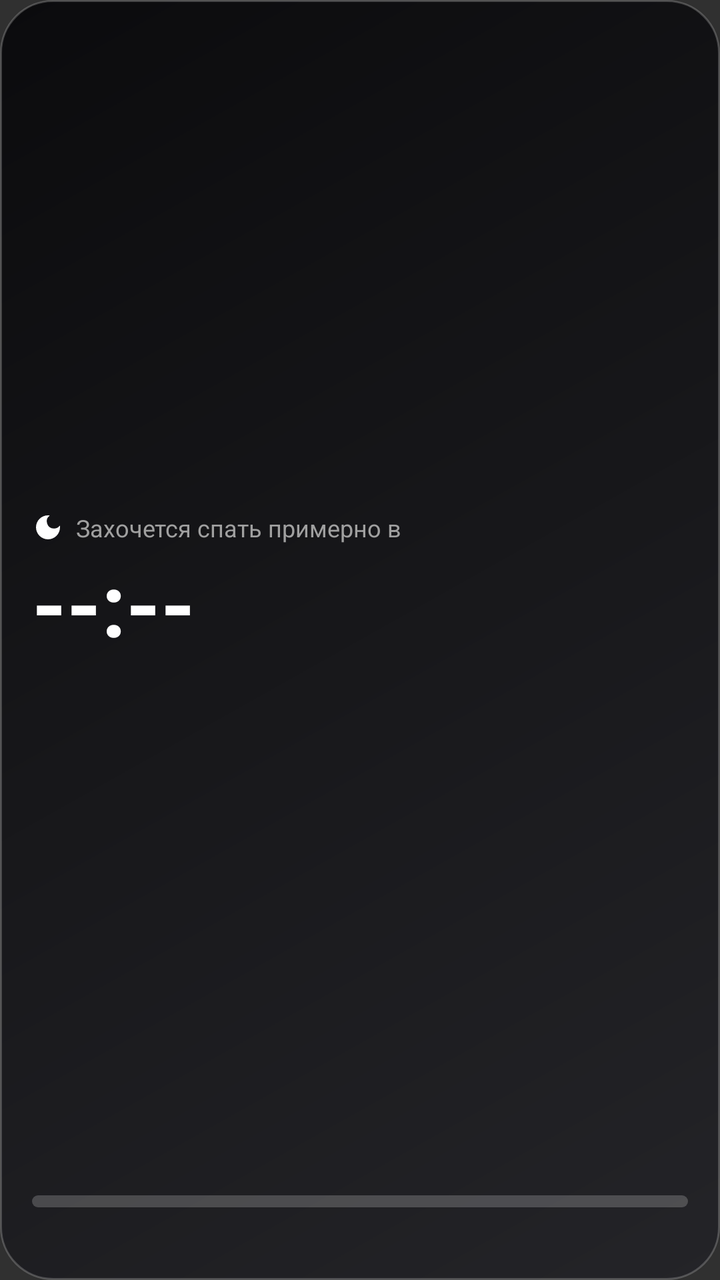
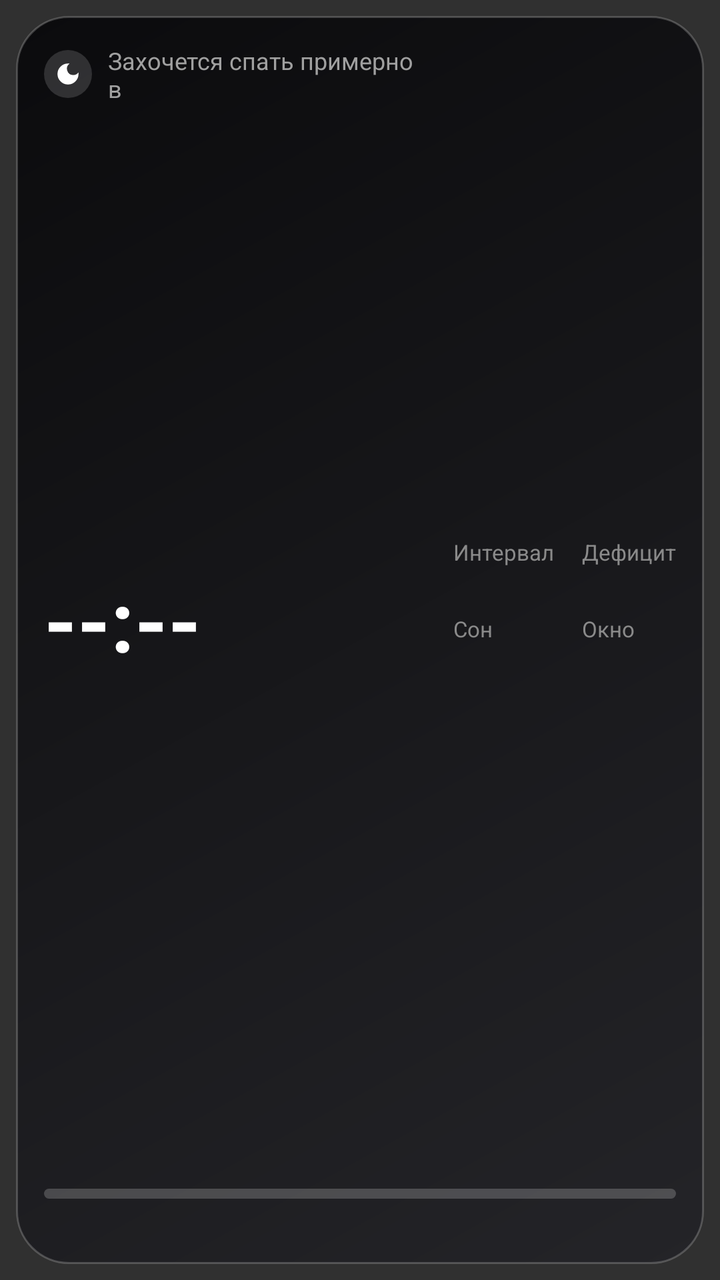

Before-and-after screenshots of an Android layout around one commit, followed by the original layout XML and the change that was made.
<!-- AndroidManifest.xml: application theme android:Theme.Material.NoActionBar -->
<!-- res/layout/widget_wide.xml -->
<?xml version="1.0" encoding="utf-8"?>
<LinearLayout xmlns:android="http://schemas.android.com/apk/res/android"
    android:id="@+id/w_root"
    android:layout_width="match_parent"
    android:layout_height="match_parent"
    android:background="@drawable/widget_bg"
    android:orientation="vertical"
    android:padding="16dp">

    <LinearLayout
        android:layout_width="match_parent"
        android:layout_height="0dp"
        android:layout_weight="1"
        android:gravity="center_vertical"
        android:orientation="horizontal">

        <LinearLayout
            android:layout_width="0dp"
            android:layout_height="wrap_content"
            android:layout_weight="1"
            android:orientation="vertical">

            <LinearLayout
                android:layout_width="wrap_content"
                android:layout_height="wrap_content"
                android:gravity="center_vertical"
                android:orientation="horizontal">

                <ImageView
                    android:layout_width="16dp"
                    android:layout_height="16dp"
                    android:src="@drawable/ic_notify" />

                <TextView
                    android:layout_width="wrap_content"
                    android:layout_height="wrap_content"
                    android:layout_marginStart="6dp"
                    android:text="Захочется спать примерно в"
                    android:textColor="#A0A0A0"
                    android:textSize="12sp" />
            </LinearLayout>

            <TextView
                android:id="@+id/w_time"
                android:layout_width="wrap_content"
                android:layout_height="wrap_content"
                android:text="--:--"
                android:textColor="#FFFFFF"
                android:textSize="44sp"
                android:textStyle="bold" />

            <TextView
                android:id="@+id/w_sub"
                android:layout_width="wrap_content"
                android:layout_height="wrap_content"
                android:textColor="#E0E0E0"
                android:textSize="14sp" />
        </LinearLayout>

        <LinearLayout
            android:layout_width="wrap_content"
            android:layout_height="wrap_content"
            android:layout_marginStart="12dp"
            android:orientation="vertical">

            <TextView
                android:id="@+id/w_s1"
                android:layout_width="wrap_content"
                android:layout_height="wrap_content"
                android:textColor="#E0E0E0"
                android:textSize="13sp" />

            <TextView
                android:id="@+id/w_s2"
                android:layout_width="wrap_content"
                android:layout_height="wrap_content"
                android:layout_marginTop="4dp"
                android:textColor="#E0E0E0"
                android:textSize="13sp" />

            <TextView
                android:id="@+id/w_s3"
                android:layout_width="wrap_content"
                android:layout_height="wrap_content"
                android:layout_marginTop="4dp"
                android:textColor="#E0E0E0"
                android:textSize="13sp" />
        </LinearLayout>
    </LinearLayout>

    <ProgressBar
        android:id="@+id/w_bar"
        style="?android:attr/progressBarStyleHorizontal"
        android:layout_width="match_parent"
        android:layout_height="6dp"
        android:layout_marginTop="8dp"
        android:indeterminate="false"
        android:max="100"
        android:maxHeight="6dp"
        android:minHeight="6dp"
        android:progress="0"
        android:progressDrawable="@drawable/widget_progress" />

    <LinearLayout
        android:layout_width="match_parent"
        android:layout_height="wrap_content"
        android:layout_marginTop="4dp"
        android:orientation="horizontal">

        <TextView
            android:id="@+id/w_from"
            android:layout_width="0dp"
            android:layout_height="wrap_content"
            android:layout_weight="1"
            android:textColor="#8A8A8A"
            android:textSize="12sp" />

        <TextView
            android:id="@+id/w_to"
            android:layout_width="wrap_content"
            android:layout_height="wrap_content"
            android:textColor="#8A8A8A"
            android:textSize="12sp" />
    </LinearLayout>
</LinearLayout>
<!-- resources referenced by this layout -->
<resources>
  <!-- drawable ic_notify (drawable) -->
  <vector xmlns:android="http://schemas.android.com/apk/res/android"
      android:width="24dp"
      android:height="24dp"
      android:viewportWidth="24"
      android:viewportHeight="24">
      <path
          android:fillColor="#FFFFFF"
          android:pathData="M12,3a9,9 0 1,0 9,9c0,-0.46 -0.04,-0.92 -0.1,-1.36a5.389,5.389 0 0,1 -4.4,2.26 5.403,5.403 0 0,1 -3.14,-9.8c-0.44,-0.06 -0.9,-0.1 -1.36,-0.1z" />
  </vector>
  <!-- drawable widget_bg (drawable) -->
  <?xml version="1.0" encoding="utf-8"?>
  <shape xmlns:android="http://schemas.android.com/apk/res/android"
      android:shape="rectangle">
      <gradient
          android:angle="135"
          android:endColor="#0B0B0D"
          android:startColor="#242428"
          android:type="linear" />
      <corners android:radius="26dp" />
      <stroke
          android:width="1dp"
          android:color="#33FFFFFF" />
  </shape>
  <!-- drawable widget_progress (drawable) -->
  <?xml version="1.0" encoding="utf-8"?>
  <layer-list xmlns:android="http://schemas.android.com/apk/res/android">
      <item android:id="@android:id/background">
          <shape android:shape="rectangle">
              <corners android:radius="4dp" />
              <solid android:color="#33FFFFFF" />
          </shape>
      </item>
      <item android:id="@android:id/progress">
          <clip>
              <shape android:shape="rectangle">
                  <corners android:radius="4dp" />
                  <solid android:color="#FFFFFF" />
              </shape>
          </clip>
      </item>
  </layer-list>
</resources>

<!-- the commit's change to res/layout/widget_wide.xml (unified diff, before → after) -->
@@ -1,125 +1,196 @@
 <?xml version="1.0" encoding="utf-8"?>
-<LinearLayout xmlns:android="http://schemas.android.com/apk/res/android"
-    android:id="@+id/w_root"
+<FrameLayout xmlns:android="http://schemas.android.com/apk/res/android"
     android:layout_width="match_parent"
     android:layout_height="match_parent"
-    android:background="@drawable/widget_bg"
-    android:orientation="vertical"
-    android:padding="16dp">
+    android:padding="8dp">
 
     <LinearLayout
+        android:id="@+id/w_root"
         android:layout_width="match_parent"
-        android:layout_height="0dp"
-        android:layout_weight="1"
-        android:gravity="center_vertical"
-        android:orientation="horizontal">
+        android:layout_height="match_parent"
+        android:background="@drawable/widget_bg"
+        android:orientation="vertical"
+        android:padding="14dp">
 
         <LinearLayout
-            android:layout_width="0dp"
-            android:layout_height="wrap_content"
+            android:layout_width="match_parent"
+            android:layout_height="0dp"
             android:layout_weight="1"
-            android:orientation="vertical">
+            android:orientation="horizontal">
+
+            <LinearLayout
+                android:layout_width="0dp"
+                android:layout_height="match_parent"
+                android:layout_weight="1"
+                android:orientation="vertical">
+
+                <LinearLayout
+                    android:layout_width="wrap_content"
+                    android:layout_height="wrap_content"
+                    android:gravity="center_vertical"
+                    android:orientation="horizontal">
+
+                    <FrameLayout
+                        android:layout_width="24dp"
+                        android:layout_height="24dp"
+                        android:background="@drawable/widget_chip">
+
+                        <ImageView
+                            android:layout_width="14dp"
+                            android:layout_height="14dp"
+                            android:layout_gravity="center"
+                            android:src="@drawable/ic_notify" />
+                    </FrameLayout>
+
+                    <TextView
+                        android:layout_width="wrap_content"
+                        android:layout_height="wrap_content"
+                        android:layout_marginStart="8dp"
+                        android:text="Захочется спать примерно в"
+                        android:textColor="#A0A0A0"
+                        android:textSize="12sp" />
+                </LinearLayout>
+
+                <TextView
+                    android:id="@+id/w_time"
+                    android:layout_width="wrap_content"
+                    android:layout_height="0dp"
+                    android:layout_weight="1"
+                    android:gravity="center_vertical"
+                    android:text="--:--"
+                    android:textColor="#FFFFFF"
+                    android:textSize="42sp"
+                    android:textStyle="bold" />
+
+                <TextView
+                    android:id="@+id/w_sub"
+                    android:layout_width="wrap_content"
+                    android:layout_height="wrap_content"
+                    android:maxLines="1"
+                    android:textColor="#E8E8E8"
+                    android:textSize="14sp" />
+            </LinearLayout>
 
             <LinearLayout
                 android:layout_width="wrap_content"
-                android:layout_height="wrap_content"
+                android:layout_height="match_parent"
+                android:layout_marginStart="12dp"
                 android:gravity="center_vertical"
-                android:orientation="horizontal">
-
-                <ImageView
-                    android:layout_width="16dp"
-                    android:layout_height="16dp"
-                    android:src="@drawable/ic_notify" />
+                android:orientation="vertical">
 
                 <TextView
                     android:layout_width="wrap_content"
                     android:layout_height="wrap_content"
-                    android:layout_marginStart="6dp"
-                    android:text="Захочется спать примерно в"
-                    android:textColor="#A0A0A0"
-                    android:textSize="12sp" />
+                    android:text="Интервал"
+                    android:textColor="#8A8A8A"
+                    android:textSize="11sp" />
+
+                <TextView
+                    android:id="@+id/w_v1"
+                    android:layout_width="wrap_content"
+                    android:layout_height="wrap_content"
+                    android:layout_marginBottom="6dp"
+                    android:maxLines="1"
+                    android:textColor="#FFFFFF"
+                    android:textSize="13sp"
+                    android:textStyle="bold" />
+
+                <TextView
+                    android:layout_width="wrap_content"
+                    android:layout_height="wrap_content"
+                    android:text="Сон"
+                    android:textColor="#8A8A8A"
+                    android:textSize="11sp" />
+
+                <TextView
+                    android:id="@+id/w_v2"
+                    android:layout_width="wrap_content"
+                    android:layout_height="wrap_content"
+                    android:maxLines="1"
+                    android:textColor="#FFFFFF"
+                    android:textSize="13sp"
+                    android:textStyle="bold" />
             </LinearLayout>
 
+            <LinearLayout
+                android:layout_width="wrap_content"
+                android:layout_height="match_parent"
+                android:layout_marginStart="14dp"
+                android:gravity="center_vertical"
+                android:orientation="vertical">
+
+                <TextView
+                    android:layout_width="wrap_content"
+                    android:layout_height="wrap_content"
+                    android:text="Дефицит"
+                    android:textColor="#8A8A8A"
+                    android:textSize="11sp" />
+
+                <TextView
+                    android:id="@+id/w_v3"
+                    android:layout_width="wrap_content"
+                    android:layout_height="wrap_content"
+                    android:layout_marginBottom="6dp"
+                    android:maxLines="1"
+                    android:textColor="#FFFFFF"
+                    android:textSize="13sp"
+                    android:textStyle="bold" />
+
+                <TextView
+                    android:layout_width="wrap_content"
+                    android:layout_height="wrap_content"
+                    android:text="Окно"
+                    android:textColor="#8A8A8A"
+                    android:textSize="11sp" />
+
+                <TextView
+                    android:id="@+id/w_v4"
+                    android:layout_width="wrap_content"
+                    android:layout_height="wrap_content"
+                    android:maxLines="1"
+                    android:textColor="#FFFFFF"
+                    android:textSize="13sp"
+                    android:textStyle="bold" />
+            </LinearLayout>
+        </LinearLayout>
+
+        <ProgressBar
+            android:id="@+id/w_bar"
+            style="?android:attr/progressBarStyleHorizontal"
+            android:layout_width="match_parent"
+            android:layout_height="5dp"
+            android:layout_marginTop="8dp"
+            android:indeterminate="false"
+            android:max="100"
+            android:maxHeight="5dp"
+            android:minHeight="5dp"
+            android:progress="0"
+            android:progressDrawable="@drawable/widget_progress" />
+
+        <LinearLayout
+            android:layout_width="match_parent"
+            android:layout_height="wrap_content"
+            android:layout_marginTop="4dp"
+            android:orientation="horizontal">
+
             <TextView
-                android:id="@+id/w_time"
+                android:id="@+id/w_from"
+                android:layout_width="0dp"
+                android:layout_height="wrap_content"
+                android:layout_weight="1"
+                android:ellipsize="end"
+                android:maxLines="1"
+                android:textColor="#8A8A8A"
+                android:textSize="11sp" />
+
+            <TextView
+                android:id="@+id/w_to"
                 android:layout_width="wrap_content"
                 android:layout_height="wrap_content"
-                android:text="--:--"
-                android:textColor="#FFFFFF"
-                android:textSize="44sp"
-                android:textStyle="bold" />
-
-            <TextView
-                android:id="@+id/w_sub"
-                android:layout_width="wrap_content"
-                android:layout_height="wrap_content"
-                android:textColor="#E0E0E0"
-                android:textSize="14sp" />
-        </LinearLayout>
-
-        <LinearLayout
-            android:layout_width="wrap_content"
-            android:layout_height="wrap_content"
-            android:layout_marginStart="12dp"
-            android:orientation="vertical">
-
-            <TextView
-                android:id="@+id/w_s1"
-                android:layout_width="wrap_content"
-                android:layout_height="wrap_content"
-                android:textColor="#E0E0E0"
-                android:textSize="13sp" />
-
-            <TextView
-                android:id="@+id/w_s2"
-                android:layout_width="wrap_content"
-                android:layout_height="wrap_content"
-                android:layout_marginTop="4dp"
-                android:textColor="#E0E0E0"
-                android:textSize="13sp" />
-
-            <TextView
-                android:id="@+id/w_s3"
-                android:layout_width="wrap_content"
-                android:layout_height="wrap_content"
-                android:layout_marginTop="4dp"
-                android:textColor="#E0E0E0"
-                android:textSize="13sp" />
+                android:layout_marginStart="8dp"
+                android:maxLines="1"
+                android:textColor="#8A8A8A"
+                android:textSize="11sp" />
         </LinearLayout>
     </LinearLayout>
-
-    <ProgressBar
-        android:id="@+id/w_bar"
-        style="?android:attr/progressBarStyleHorizontal"
-        android:layout_width="match_parent"
-        android:layout_height="6dp"
-        android:layout_marginTop="8dp"
-        android:indeterminate="false"
-        android:max="100"
-        android:maxHeight="6dp"
-        android:minHeight="6dp"
-        android:progress="0"
-        android:progressDrawable="@drawable/widget_progress" />
-
-    <LinearLayout
-        android:layout_width="match_parent"
-        android:layout_height="wrap_content"
-        android:layout_marginTop="4dp"
-        android:orientation="horizontal">
-
-        <TextView
-            android:id="@+id/w_from"
-            android:layout_width="0dp"
-            android:layout_height="wrap_content"
-            android:layout_weight="1"
-            android:textColor="#8A8A8A"
-            android:textSize="12sp" />
-
-        <TextView
-            android:id="@+id/w_to"
-            android:layout_width="wrap_content"
-            android:layout_height="wrap_content"
-            android:textColor="#8A8A8A"
-            android:textSize="12sp" />
-    </LinearLayout>
-</LinearLayout>
+</FrameLayout>
<!-- resource entries referenced after the edit -->
@@ -24,6 +24,12 @@
           android:width="1dp"
           android:color="#33FFFFFF" />
   </shape>
+  <!-- drawable widget_chip (drawable) -->
+  <?xml version="1.0" encoding="utf-8"?>
+  <shape xmlns:android="http://schemas.android.com/apk/res/android"
+      android:shape="oval">
+      <solid android:color="#26FFFFFF" />
+  </shape>
   <!-- drawable widget_progress (drawable) -->
   <?xml version="1.0" encoding="utf-8"?>
   <layer-list xmlns:android="http://schemas.android.com/apk/res/android">
